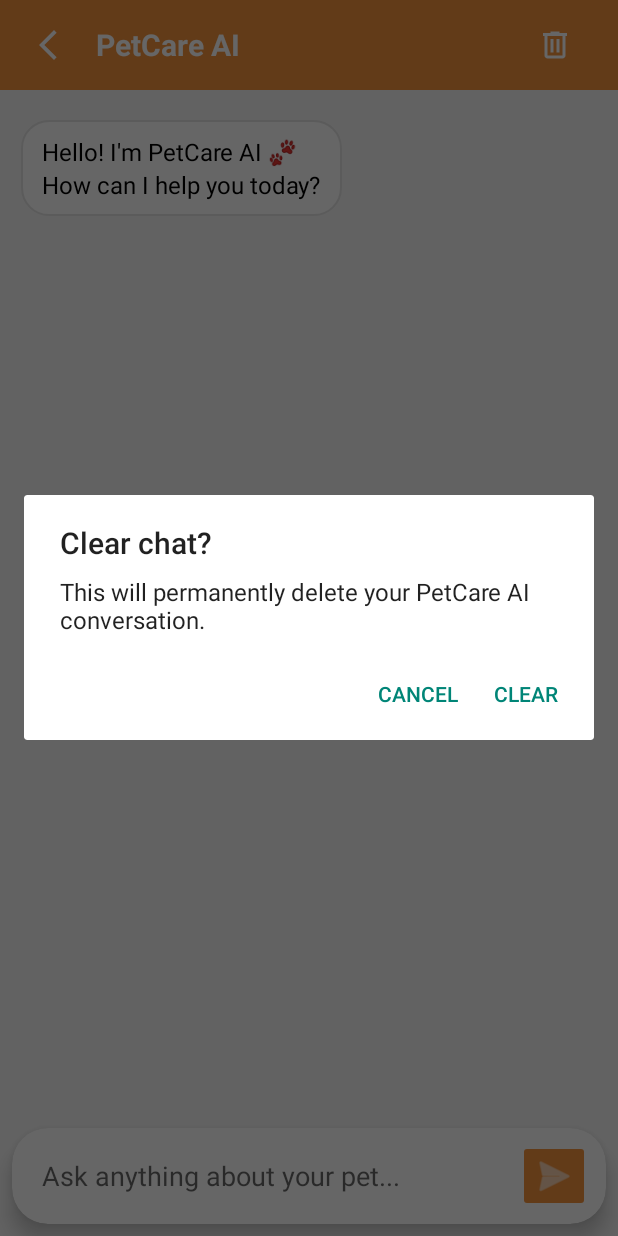
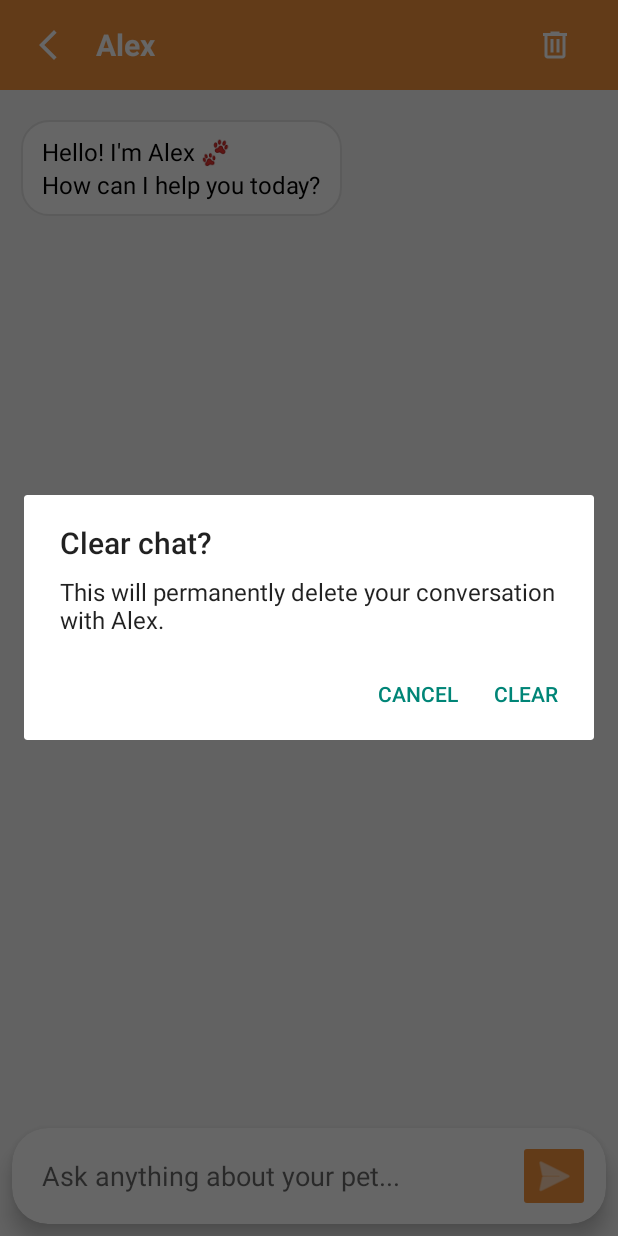
Before and after one commit to TanaySalunke2538/PetCare, an Android app: the ChatbotActivity screen opened directly, with no data from a screen before it, after a tap on "Clear chat", on a phone screen of 412 x 824 dp. Run offline under Robolectric (Android 15) with nearby library versions, the phone set to English and light mode, and no system bars; our stand-ins replace Firebase (no records; nobody signed in at launch, a user with empty details on screens opened directly).

Commit message:
Chatbot to Alex

```diff
--- a/app/src/main/java/com/example/petcare/ChatbotActivity.java
+++ b/app/src/main/java/com/example/petcare/ChatbotActivity.java
@@ -318,7 +318,7 @@ public class ChatbotActivity extends AppCompatActivity {
 
         messageList.add(
                 new Message(
-                        "Hello! I'm PetCare AI 🐾\nHow can I help you today?",
+                        "Hello! I'm Alex 🐾\nHow can I help you today?",
                         false
                 )
         );
@@ -332,7 +332,7 @@ public class ChatbotActivity extends AppCompatActivity {
         new androidx.appcompat.app.AlertDialog.Builder(this)
                 .setTitle("Clear chat?")
                 .setMessage(
-                        "This will permanently delete your PetCare AI conversation."
+                        "This will permanently delete your conversation with Alex."
                 )
                 .setNegativeButton("Cancel", null)
                 .setPositiveButton("Clear", (dialog, which) -> clearChat())
--- a/app/src/main/java/com/example/petcare/GeminiService.java
+++ b/app/src/main/java/com/example/petcare/GeminiService.java
@@ -43,7 +43,7 @@ public class GeminiService {
 
             systemText.put(
                     "text",
-                    "You are PetCare AI, an AI assistant inside a pet care application.\n\n"
+                    "You are PetCare AI, an AI assistant inside a pet care application named Alex.\n\n"
 
                             + "YOUR ROLE:\n"
                             + "Help users understand and care for their pets using clear, "
--- /dev/null
+++ b/app/src/main/java/com/example/petcare/healthrecord.java
@@ -0,0 +1,4 @@
+package com.example.petcare;
+
+public class healthrecord {
+}
--- a/app/src/main/res/layout/activity_chatbot.xml
+++ b/app/src/main/res/layout/activity_chatbot.xml
@@ -35,7 +35,7 @@
             android:layout_width="0dp"
             android:layout_height="wrap_content"
             android:layout_weight="1"
-            android:text="PetCare AI"
+            android:text="Alex"
             android:textColor="@android:color/white"
             android:textStyle="bold"
             android:textSize="20sp"
--- /dev/null
+++ b/app/src/main/res/layout/healthrecord.xml
@@ -0,0 +1,6 @@
+<?xml version="1.0" encoding="utf-8"?>
+<androidx.constraintlayout.widget.ConstraintLayout xmlns:android="http://schemas.android.com/apk/res/android"
+    android:layout_width="match_parent"
+    android:layout_height="match_parent">
+
+</androidx.constraintlayout.widget.ConstraintLayout>
```
